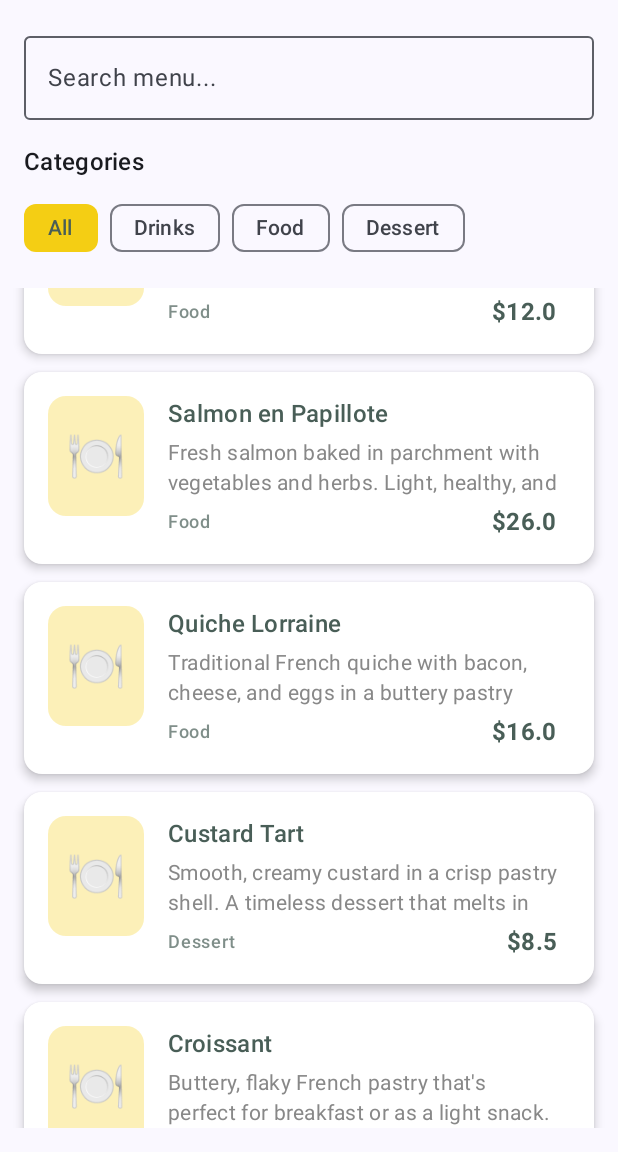
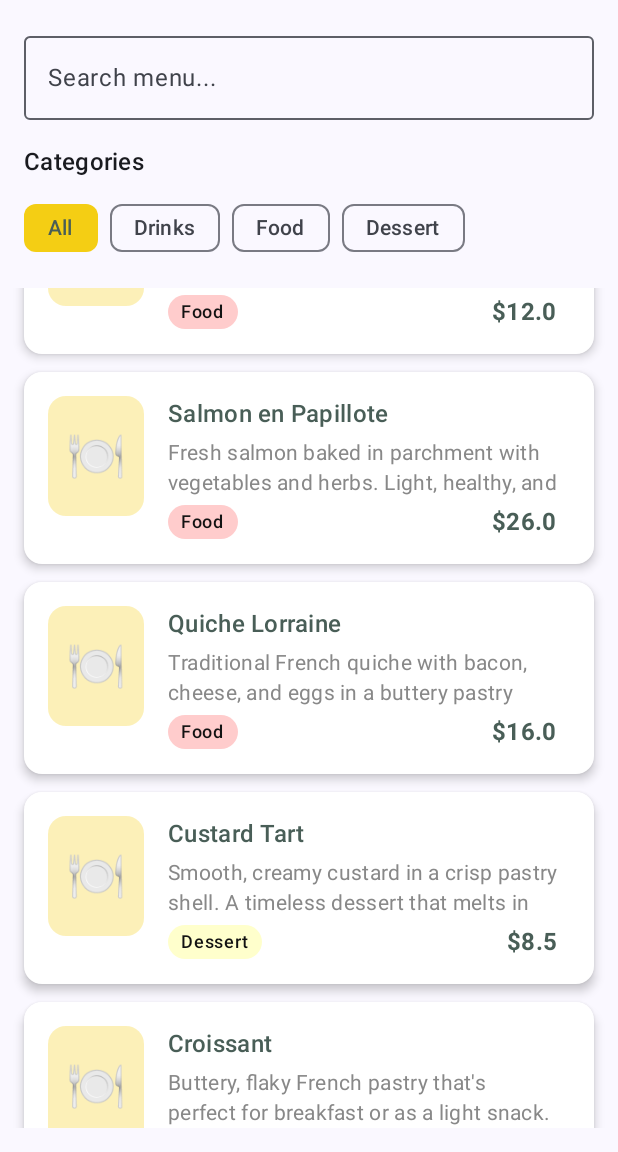
Before and after one commit to luucaohoanq/meta-crs, an Android app built with Jetpack Compose: the screen it shows after launch (MainActivity), scrolled down 784 dp, on a phone screen of 412 x 824 dp, the part 84-1236 px from its top. Run offline under Robolectric (Android 15) with nearby library versions, the phone set to English and light mode, and no system bars.

Commit message:
chore: update

```diff
--- a/meta-android-developer/advanced-programming-in-kotlin/module4/app/src/main/java/com/lcaohoanq/littlelemon/ui/screens/HomeScreen.kt
+++ b/meta-android-developer/advanced-programming-in-kotlin/module4/app/src/main/java/com/lcaohoanq/littlelemon/ui/screens/HomeScreen.kt
@@ -50,7 +50,7 @@ fun HomeScreen(
         } else {
             foods.filter {
                 it.name.contains(searchText, ignoreCase = true) ||
-                it.description.contains(searchText, ignoreCase = true)
+                        it.description.contains(searchText, ignoreCase = true)
             }
         }
     }
@@ -213,11 +213,30 @@ fun FoodItem(
                     horizontalArrangement = Arrangement.SpaceBetween,
                     modifier = Modifier.fillMaxWidth()
                 ) {
-                    Text(
-                        text = food.category.displayName,
-                        style = MaterialTheme.typography.labelMedium,
-                        color = LittleLemonGreen.copy(alpha = 0.7f)
-                    )
+
+                    Box(
+                        modifier = Modifier
+                            .clip(
+                                RoundedCornerShape(20.dp)
+                            )
+                            .background(
+                                when (food.category) {
+                                    FoodCategory.DRINKS -> Color.Green.copy(alpha = 0.2f)
+                                    FoodCategory.FOOD -> Color.Red.copy(alpha = 0.2f)
+                                    FoodCategory.DESSERT -> Color.Yellow.copy(alpha = 0.2f)
+                                }
+                            )
+                            .padding(3.dp)
+                    ) {
+                        Text(
+                            text = food.category.displayName,
+                            style = MaterialTheme.typography.labelMedium,
+                            color = MidBlack,
+                            modifier = Modifier.padding(start = 5.dp, end = 5.dp)
+                        )
+                    }
+
+
 
                     Text(
                         text = "$${String.format("%.1f", food.price)}",
```
Also changed, not shown: 1 other file.
